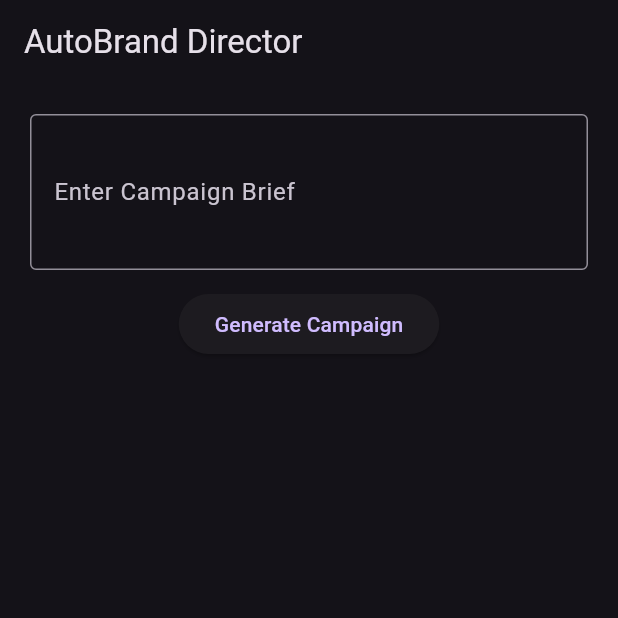
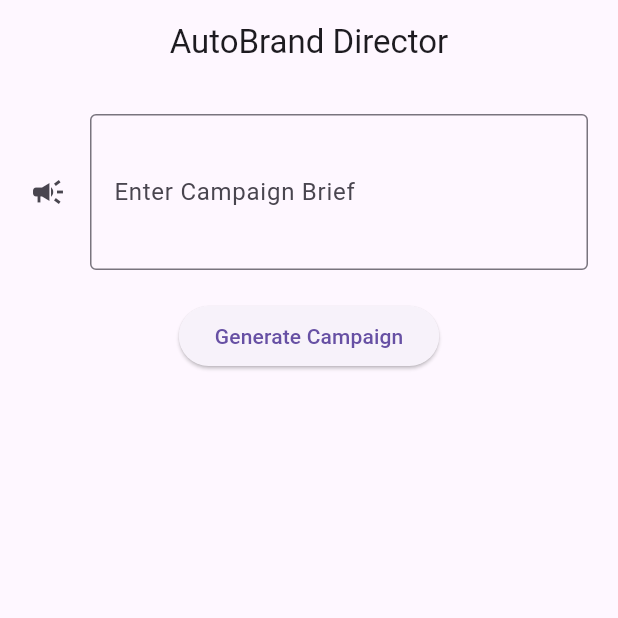
Before and after one commit to PhilipMuze/AutoBrand-Director, a Flutter app: the screen it shows after launch, on a phone screen of 412 x 824 dp, the top half of it. Run offline on Flutter 3.47's test engine with Material 3 defaults, Android fonts, the light colour scheme and no system bars; our stand-ins replace firebase_auth, go_router; accounts and stored records are empty.

Commit message:
feat(auth): implement login functionality and home routing feat(ui): enhance campaign page layout and input handling chore(deps): update dependencies for Firebase and routing chore(env): add environment variables for Firebase configuration

```diff
--- a/AutoBrand Director/lib/main.dart
+++ b/AutoBrand Director/lib/main.dart
@@ -1,5 +1,7 @@
 import 'package:autobrand_director/pages/campaign_page.dart';
 import 'package:flutter/material.dart';
+
+import 'home.dart';
 
 void main() {
   runApp(const AutoBrandApp());
@@ -13,8 +15,12 @@ class AutoBrandApp extends StatelessWidget {
     return MaterialApp(
       debugShowCheckedModeBanner: false,
       title: 'AutoBrand Director',
-      theme: ThemeData.dark(),
+      theme: ThemeData.light(),
       home: const CampaignPage(),
+      routes: {
+        '/campaign': (context) => const CampaignPage(),
+        '/Home': (context) => const Home(),
+      },
     );
   }
 }
--- a/AutoBrand Director/lib/pages/campaign_page.dart
+++ b/AutoBrand Director/lib/pages/campaign_page.dart
@@ -58,26 +58,33 @@ class _CampaignPageState extends State<CampaignPage> {
   @override
   Widget build(BuildContext context) {
     return Scaffold(
-      appBar: AppBar(title: const Text("AutoBrand Director")),
+      appBar: AppBar(
+        centerTitle: true,
+        title: const Text("AutoBrand Director"),
+      ),
       body: Padding(
         padding: const EdgeInsets.all(20),
         child: Column(
+          spacing: 20,
           children: [
+            //input
             TextField(
               controller: _controller,
               maxLines: 3,
               decoration: const InputDecoration(
+                icon: Icon(Icons.campaign),
                 labelText: "Enter Campaign Brief",
                 border: OutlineInputBorder(),
               ),
             ),
-            const SizedBox(height: 12),
-            ElevatedButton(
-              onPressed: _loading ? null : _generate,
-              child: const Text("Generate Campaign"),
-            ),
-            const SizedBox(height: 20),
-            if (_loading) const CircularProgressIndicator(),
+            //Generate button
+            _loading
+                ? const SizedBox.shrink()
+                : ElevatedButton(
+                    onPressed: _loading ? null : _generate,
+                    child: const Text("Generate Campaign"),
+                  ),
+            //Results
             Expanded(
               child: ListView.builder(
                 itemCount: _parts.length,
```
Also changed, not shown: AutoBrand Director/lib/Authentification/login.dart (added, +74 -0 lines), AutoBrand Director/lib/home.dart (added, +30 -0 lines), AutoBrand Director/pubspec.yaml (+5 -37 lines), 3 other files.
